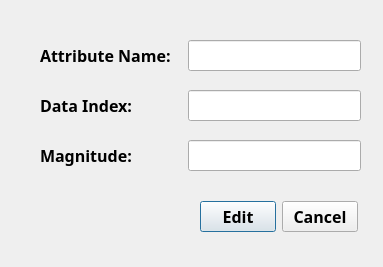
mikewomaster/nb, file meteraction.ui: the form before one commit.
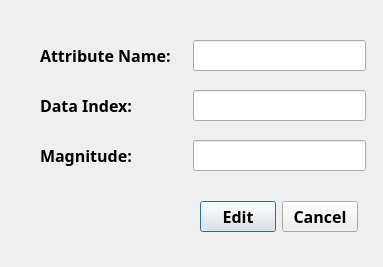
The form after the commit.

The edit to the form file:
```diff
--- a/meteraction.ui
+++ b/meteraction.ui
@@ -38,7 +38,7 @@
     <rect>
      <x>40</x>
      <y>90</y>
-     <width>321</width>
+     <width>326</width>
      <height>31</height>
     </rect>
    </property>
@@ -56,8 +56,27 @@
       </property>
      </widget>
     </item>
+    <item>
+     <spacer name="horizontalSpacer_2">
+      <property name="orientation">
+       <enum>Qt::Horizontal</enum>
+      </property>
+      <property name="sizeHint" stdset="0">
+       <size>
+        <width>40</width>
+        <height>20</height>
+       </size>
+      </property>
+     </spacer>
+    </item>
     <item>
      <widget class="QLineEdit" name="meterActionDI">
+      <property name="minimumSize">
+       <size>
+        <width>173</width>
+        <height>0</height>
+       </size>
+      </property>
       <property name="maximumSize">
        <size>
         <width>173</width>
@@ -73,7 +92,7 @@
     <rect>
      <x>40</x>
      <y>140</y>
-     <width>321</width>
+     <width>326</width>
      <height>31</height>
     </rect>
    </property>
@@ -91,8 +110,27 @@
       </property>
      </widget>
     </item>
+    <item>
+     <spacer name="horizontalSpacer_3">
+      <property name="orientation">
+       <enum>Qt::Horizontal</enum>
+      </property>
+      <property name="sizeHint" stdset="0">
+       <size>
+        <width>40</width>
+        <height>20</height>
+       </size>
+      </property>
+     </spacer>
+    </item>
     <item>
      <widget class="QLineEdit" name="meterActionMag">
+      <property name="minimumSize">
+       <size>
+        <width>173</width>
+        <height>0</height>
+       </size>
+      </property>
       <property name="maximumSize">
        <size>
         <width>173</width>
@@ -103,12 +141,12 @@
     </item>
    </layout>
   </widget>
-  <widget class="QWidget" name="">
+  <widget class="QWidget" name="layoutWidget">
    <property name="geometry">
     <rect>
      <x>40</x>
      <y>40</y>
-     <width>321</width>
+     <width>326</width>
      <height>31</height>
     </rect>
    </property>
@@ -120,6 +158,19 @@
       </property>
      </widget>
     </item>
+    <item>
+     <spacer name="horizontalSpacer">
+      <property name="orientation">
+       <enum>Qt::Horizontal</enum>
+      </property>
+      <property name="sizeHint" stdset="0">
+       <size>
+        <width>40</width>
+        <height>20</height>
+       </size>
+      </property>
+     </spacer>
+    </item>
     <item>
      <widget class="QLineEdit" name="meterActionAN">
       <property name="minimumSize">
@@ -138,7 +189,7 @@
     </item>
    </layout>
   </widget>
-  <widget class="QWidget" name="">
+  <widget class="QWidget" name="layoutWidget">
    <property name="geometry">
     <rect>
      <x>200</x>
```
